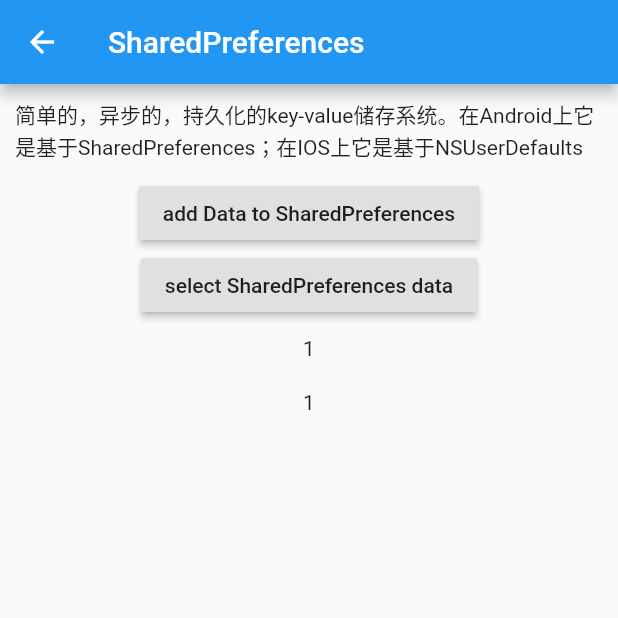
After one commit to Doinbe/flutter_study, a Flutter app: the SharedPreferencesPage screen opened by its route, after a tap on "add Data to SharedPreferences", after a tap on "select SharedPreferences data", on a phone screen of 412 x 824 dp, the top half of it. The commit adds this screen. Run offline on Flutter 3.47's test engine with Material 2 defaults, Android fonts, the phone set to English and light mode, and no system bars; our stand-ins replace image_picker, shared_preferences; accounts and stored records are empty.

Commit message:
flutter本地数据储存 SharedPreferences

```diff
--- /dev/null
+++ b/lib/json_pages/shared_preferences_page.dart
@@ -0,0 +1,68 @@
+import 'package:flutter/material.dart';
+import 'package:shared_preferences/shared_preferences.dart';
+
+class SharedPreferencesPage extends StatefulWidget {
+  final String title;
+  const SharedPreferencesPage(this.title,{Key key}) : super(key: key);
+  @override
+  _SharedPreferencesPageState createState() => _SharedPreferencesPageState();
+}
+
+class _SharedPreferencesPageState extends State<SharedPreferencesPage> {
+  String _data = '';
+  int _dataNum = 0;
+  @override
+  Widget build(BuildContext context) {
+    return Scaffold(
+      appBar: AppBar(
+        title: Text(widget.title),
+      ),
+      body: Column(
+        children: <Widget>[
+          Padding(
+              padding: EdgeInsets.all(10),
+            child: Text('简单的，异步的，持久化的key-value储存系统。'
+                '在Android上它是基于SharedPreferences；在IOS上它是基于NSUserDefaults'),
+          ),
+          RaisedButton(
+              child: Text('add Data to SharedPreferences'),
+              onPressed: (){
+                test1();
+              }),
+          RaisedButton(
+              child: Text('select SharedPreferences data'),
+              onPressed: (){
+                test2();
+              }),
+          Padding(
+            padding: EdgeInsets.all(10),
+            child: Text(_data),
+          ),
+          Padding(
+            padding: EdgeInsets.all(10),
+            child: Text(_dataNum.toString()),
+          ),
+        ],
+      ),
+    );
+  }
+
+  test1() async {
+    SharedPreferences preferences = await SharedPreferences.getInstance();
+    setState(() {
+      _data = '1$_data';
+    });
+    int count = (preferences.getInt('counter')?? 0)+1;
+    await preferences.setInt('counter', count);
+  }
+
+  test2() async{
+    SharedPreferences preferences = await SharedPreferences.getInstance();
+    setState(() {
+      _dataNum = preferences.getInt('counter');
+    });
+  }
+
+
+
+}
--- a/lib/main.dart
+++ b/lib/main.dart
@@ -1,6 +1,7 @@
 import 'package:flutter/material.dart';
 import 'package:flutter_study/future_pages/future_page.dart';
 import 'package:flutter_study/json_pages/json_page.dart';
+import 'package:flutter_study/json_pages/shared_preferences_page.dart';
 import 'package:flutter_study/picker_image.dart';
 
 import 'animation_pages/animation_page.dart';
@@ -22,6 +23,7 @@ class MyApp extends StatelessWidget {
         'animation': (BuildContext context) => AnimationPage('Flutter动画'),
         'future': (BuildContext context) => FuturePage('Flutter异步'),
         'json': (BuildContext context) => JsonPage('JsonToDart'),
+        'shared_preferences': (BuildContext context) => SharedPreferencesPage('SharedPreferences'),
       },
     );
   }
@@ -60,6 +62,7 @@ class _MyHomePageState extends State<MyHomePage> {
             _itemWidget('Flutter动画', AnimationPage('Flutter动画'), 'animation'),
             _itemWidget('Flutter异步', FuturePage('Flutter异步'), 'future'),
             _itemWidget('JsonToDart', JsonPage('JsonToDart'), 'json'),
+            _itemWidget('SharedPreferences', SharedPreferencesPage('SharedPreferences'), 'shared_preferences'),
           ],
         ),
       ),
--- a/pubspec.yaml
+++ b/pubspec.yaml
@@ -24,6 +24,7 @@ dependencies:
   # Use with the CupertinoIcons class for iOS style icons.
   cupertino_icons: ^0.1.2
   image_picker: ^0.6.1+4
+  shared_preferences: ^0.5.3+4
 
 dev_dependencies:
   flutter_test:
```
Also changed, not shown: pubspec.lock.
